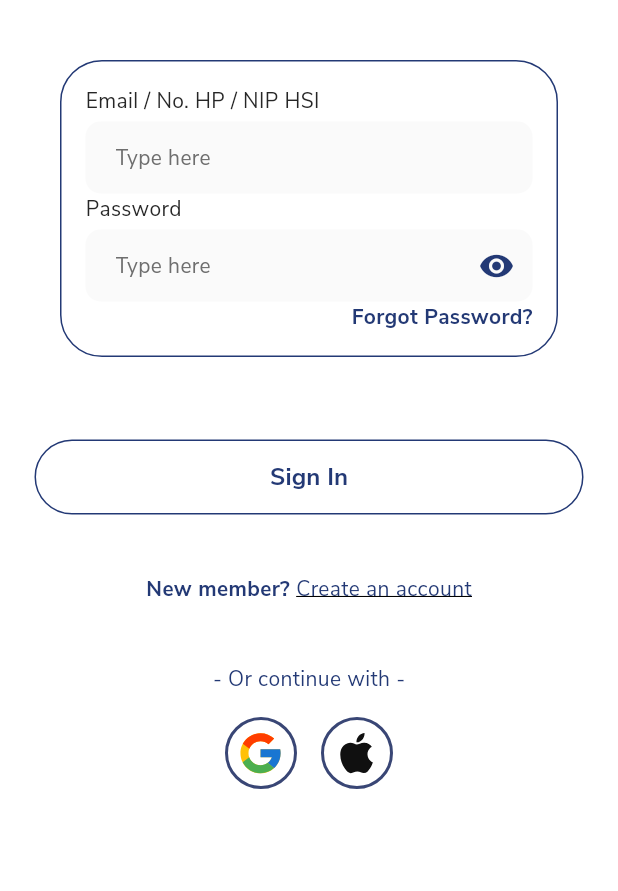
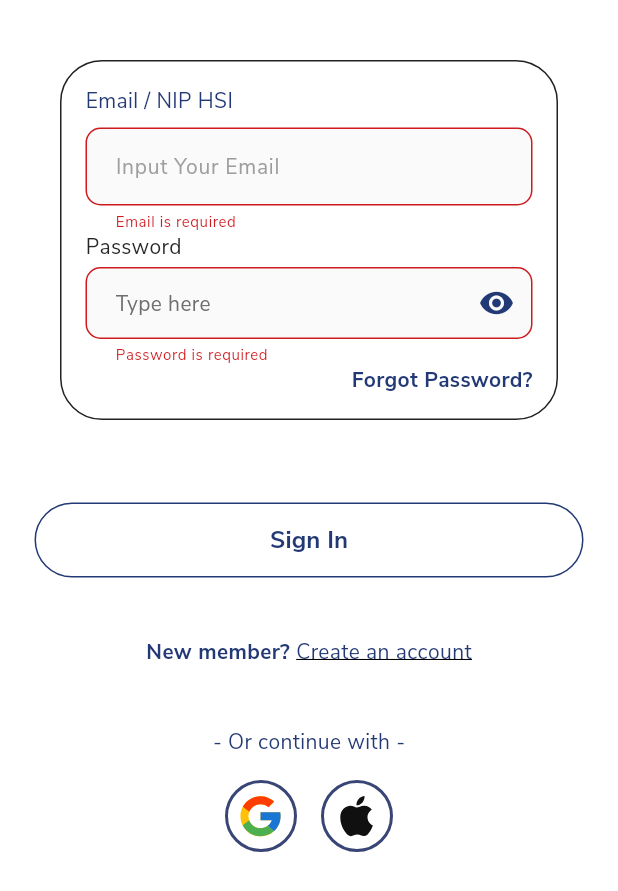
Before and after one commit to ramadhannn19/pernikhsi-flutter-personal, a Flutter app: the screen it shows after launch, after a tap on "Sign In", on a phone screen of 412 x 824 dp. Shown: the top 891 px of the screen. Run offline on Flutter 3.47's test engine with Material 3 defaults, Android fonts, the phone set to English and light mode, and no system bars; our stand-ins replace bloc_concurrency, dartz, dio, equatable, flutter_bloc, flutter_svg and 3 more; accounts and stored records are empty.

Commit message:
auth signin ui stable, bloc provider context fixed

```diff
--- a/lib/features/auth/presentation/blocs/signin/blocs/signin_blocs.dart
+++ b/lib/features/auth/presentation/blocs/signin/blocs/signin_blocs.dart
@@ -1,17 +1,31 @@
-//Bloc : otak yang ngatur event → state:
-
 import 'package:flutter_bloc/flutter_bloc.dart';
+import 'package:pernikhsi/features/auth/presentation/blocs/register/validators/email_validator.dart';
+import 'package:pernikhsi/features/auth/presentation/blocs/register/validators/password_validator.dart';
 import 'package:pernikhsi/features/auth/presentation/blocs/signin/blocs/signin_event.dart';
 import 'package:pernikhsi/features/auth/presentation/blocs/signin/blocs/signin_state.dart';
 
 class SignInBloc extends Bloc<SignInEvent, SignInState> {
   SignInBloc() : super(SignInState()) {
+    // Email/NIP
     on<EmailChanged>((event, emit) {
-      emit(state.copyWith(email: event.email));
+      final emailError = EmailValidator.validate(event.email);
+      emit(state.copyWith(email: event.email, emailError: emailError));
     });
 
+    // Password
     on<PasswordChanged>((event, emit) {
-      emit(state.copyWith(password: event.password));
+      final error = PasswordValidator.validate(event.password);
+
+      emit(state.copyWith(password: event.password, passwordError: error));
+    });
+
+    on<SignInSubmitted>((event, emit) {
+      final emailError = EmailValidator.validate(state.email);
+      final passwordError = PasswordValidator.validate(state.password);
+
+      emit(
+        state.copyWith(emailError: emailError, passwordError: passwordError),
+      );
     });
   }
 }
--- a/lib/features/auth/presentation/blocs/signin/blocs/signin_state.dart
+++ b/lib/features/auth/presentation/blocs/signin/blocs/signin_state.dart
@@ -31,11 +31,11 @@ class SignInState {
     return SignInState(
       email: email ?? this.email,
       password: password ?? this.password,
-      emailError: emailError,
-      passwordError: passwordError,
+      emailError: emailError ?? this.emailError,
+      passwordError: passwordError ?? this.passwordError,
       isLoading: isLoading ?? this.isLoading,
       isSuccess: isSuccess ?? this.isSuccess,
-      errorMessage: errorMessage,
+      errorMessage: errorMessage ?? this.errorMessage,
     );
   }
 }
--- a/lib/features/auth/presentation/blocs/signin/validators/email_validator.dart
+++ b/lib/features/auth/presentation/blocs/signin/validators/email_validator.dart
@@ -0,0 +1,12 @@
+class EmailValidator {
+  static String? validate(String email) {
+    if (email.isEmpty) return 'Email is required';
+
+    final regex = RegExp(r'^[^@ \t\r\n]+@[^@ \t\r\n]+\.[^@ \t\r\n]+$');
+    if (!regex.hasMatch(email)) {
+      return 'Invalid email format';
+    }
+
+    return null;
+  }
+}
--- a/lib/features/auth/presentation/blocs/signin/validators/password_validator.dart
+++ b/lib/features/auth/presentation/blocs/signin/validators/password_validator.dart
@@ -0,0 +1,17 @@
+class PasswordValidator {
+  static String? validate(String password) {
+    if (password.isEmpty) return 'Password is required';
+    if (password.length < 8) return 'Password must be at least 8 characters';
+    if (password.length > 20) return 'Password cannot exceed 20 characters';
+
+    // Harus mengandung minimal satu huruf dan satu angka
+    final hasLetter = RegExp(r'[A-Za-z]').hasMatch(password);
+    final hasNumber = RegExp(r'\d').hasMatch(password);
+
+    if (!hasLetter || !hasNumber) {
+      return 'Password must contain letters and numbers';
+    }
+
+    return null;
+  }
+}
--- a/lib/features/auth/presentation/pages/signin/page.dart
+++ b/lib/features/auth/presentation/pages/signin/page.dart
@@ -23,36 +23,44 @@ class SignInPage extends StatelessWidget {
 
     return BlocProvider(
       create: (_) => SignInBloc(),
-      child: Scaffold(
+      child: Builder(
+        builder: (context) {
+          return Scaffold(
             resizeToAvoidBottomInset: true,
             body: SafeArea(
               child: Padding(
                 padding: const EdgeInsets.symmetric(horizontal: 24),
                 child: ListView(
-              // ListView otomatis scrollable, nggak perlu SingleChildScrollView + ConstrainedBox
                   shrinkWrap: true,
                   physics: const ClampingScrollPhysics(),
                   children: [
                     const SizedBox(height: 24),
-                _FormSection(key: UniqueKey()),
+
+                    //FORM
+                    _FormSection(formKey: formKey),
                     const SizedBox(height: 16),
+
+                    //BUTTON
                     _ButtonSection(
-                  key: UniqueKey(),
                       onSignIn: () {
-                    if (formKey.currentState!.validate()) {
-                      formKey.currentState!.save();
-                    }
+                        context.read<SignInBloc>().add(SignInSubmitted());
                       },
                     ),
                     const SizedBox(height: 16),
+
+                    //BUTTON REGISTER
                     _ButtonRegisterSection(key: UniqueKey()),
                     const SizedBox(height: 16),
+
+                    //REGISTER
                     _SsoSection(key: UniqueKey()),
                     const SizedBox(height: 24),
                   ],
                 ),
               ),
             ),
+          );
+        },
       ),
     );
   }
--- a/lib/features/auth/presentation/pages/signin/sections/button_section.dart
+++ b/lib/features/auth/presentation/pages/signin/sections/button_section.dart
@@ -1,7 +1,7 @@
 part of '../page.dart';
 
 class _ButtonSection extends StatelessWidget {
-  const _ButtonSection({super.key, this.onSignIn});
+  const _ButtonSection({this.onSignIn});
 
   final bool isLoading = false;
   final VoidCallback? onSignIn;
@@ -26,6 +26,7 @@ class _ButtonSection extends StatelessWidget {
             RoundedRectangleBorder(borderRadius: BorderRadius.circular(28)),
           ),
         ),
+
         child: Text(
           "Sign In",
           style: TextStyle(
--- a/lib/features/auth/presentation/pages/signin/sections/form_section.dart
+++ b/lib/features/auth/presentation/pages/signin/sections/form_section.dart
@@ -1,7 +1,9 @@
 part of '../page.dart';
 
 class _FormSection extends StatefulWidget {
-  const _FormSection({super.key});
+  const _FormSection({required this.formKey});
+
+  final GlobalKey<FormState> formKey;
 
   @override
   State<_FormSection> createState() => _FormSectionState();
@@ -23,19 +25,39 @@ class _FormSectionState extends State<_FormSection> {
                   decoration: BoxDecoration(
                     color: Colors.white,
                     borderRadius: BorderRadius.circular(28),
-                    border: Border.all(
-                      color: context.theme.colorScheme.primary,
-                    ),
+                    border: Border.all(color: AppColors.grey[900]!),
                   ),
                   padding: EdgeInsets.all(16),
                   child: Column(
+                    crossAxisAlignment: CrossAxisAlignment.start,
                     children: [
                       //EMAIL
-                      RegularInput(
-                        label: 'Email / No. HP / NIP HSI',
-                        hintText: "Type here",
-                        onChange: (value) {
-                          context.read<SignInBloc>().add(EmailChanged(value));
+                      Text(
+                        "Email / NIP HSI",
+                        style: TextStyle(
+                          color: context.theme.colorScheme.primary,
+                        ),
+                      ),
+                      const SizedBox(height: 8),
+
+                      BlocBuilder<SignInBloc, SignInState>(
+                        builder: (context, state) {
+                          return TextField(
+                            keyboardType: TextInputType.emailAddress,
+                            onChanged: (value) => context
+                                .read<SignInBloc>()
+                                .add(EmailChanged(value)),
+                            decoration: InputDecoration(
+                              labelText: "Input Your Email",
+                              labelStyle: const TextStyle(
+                                fontWeight: FontWeight.normal,
+                                fontSize: 14,
+                                color: AppColors.grey,
+                              ),
+                              border: const OutlineInputBorder(),
+                              errorText: state.emailError,
+                            ),
+                          );
                         },
                       ),
 
@@ -49,6 +71,7 @@ class _FormSectionState extends State<_FormSection> {
                             PasswordChanged(value),
                           );
                         },
+                        errorText: state.passwordError,
                         suffix: IconButton(
                           icon: Icon(
                             _obscureText
```
Lines whose indentation alone changed are shown as unchanged.
